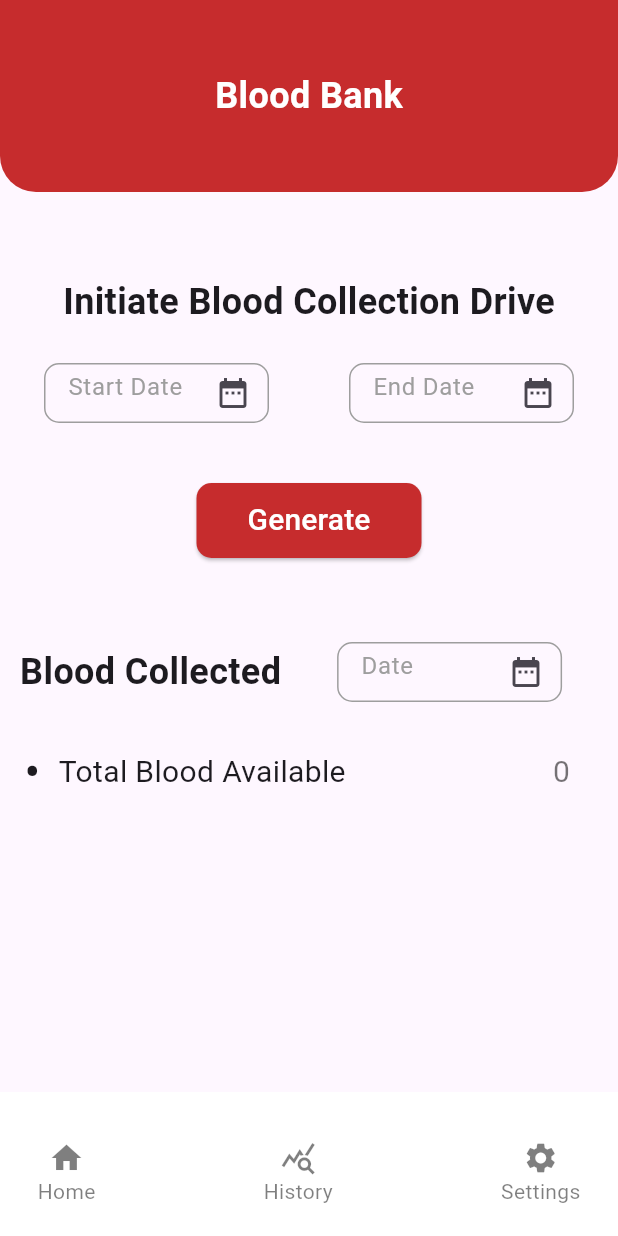
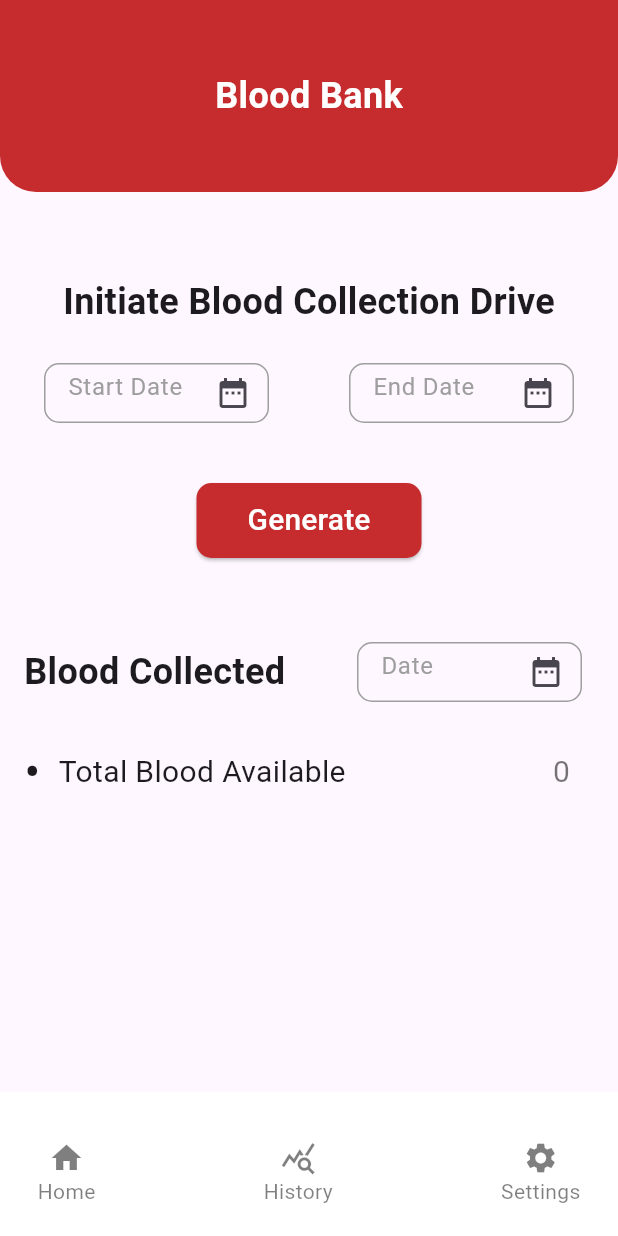
Before and after one commit to Ali-Hubail/BDMS, a Flutter app: the screen it shows after launch, on a phone screen of 412 x 824 dp. Run offline on Flutter 3.47's test engine with Material 3 defaults, Android fonts, the light colour scheme and no system bars.

Commit message:
Edit spacing

```diff
--- a/bdms/lib/presentation/mgr_blood_bank/blood_bank.dart
+++ b/bdms/lib/presentation/mgr_blood_bank/blood_bank.dart
@@ -49,10 +49,14 @@ class _BloodBankState extends State<BloodBank> {
             const Row(
               mainAxisAlignment: MainAxisAlignment.spaceEvenly,
               children: [
-                Text(
-                  'Blood Collected',
-                  style: TextStyle(fontSize: 24, fontWeight: FontWeight.bold),
+                Padding(
+                  padding: EdgeInsets.only(left: 16.0),
+                  child: Text(
+                    'Blood Collected',
+                    style: TextStyle(fontSize: 24, fontWeight: FontWeight.bold),
+                  ),
                 ),
+                Spacer(),
                 DatePicker(
                   hintText: 'Date',
                 ),
```
